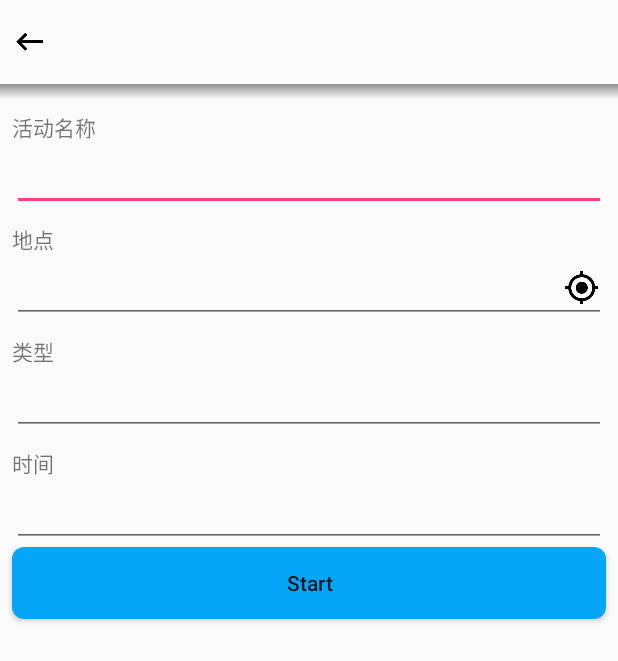
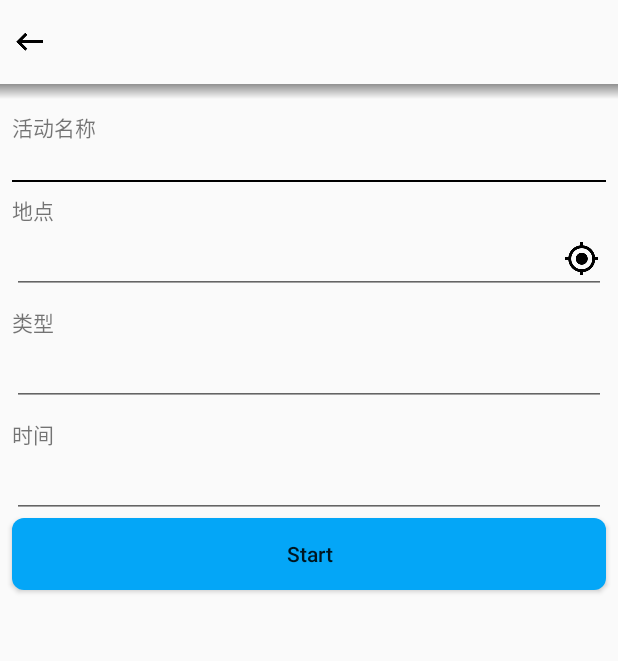
Before and after one commit to Binguner/CrazyTalk, an Android app: the PlusActivity screen opened directly, with no data from a screen before it, on a phone screen of 412 x 824 dp. Shown: the top 661 px of the screen. Run offline under Robolectric (Android 15) with nearby library versions, the light colour scheme and no system bars; our stand-ins replace ButterKnife; libraries missing offline, so code that uses them is left out: com.amap.api.

Commit message:
add some funcs

```diff
--- a/app/src/main/java/com/binguner/crazytalk/UI/PlusActivity.java
+++ b/app/src/main/java/com/binguner/crazytalk/UI/PlusActivity.java
@@ -6,6 +6,7 @@ import android.os.Bundle;
 import android.util.Log;
 import android.view.View;
 import android.widget.EditText;
+import android.widget.Toast;
 
 import com.binguner.crazytalk.Listener.MapClickListener;
 import com.binguner.crazytalk.R;
@@ -47,7 +48,6 @@ public class PlusActivity extends AppCompatActivity {
     }
 
     private void initViews() {
-
     }
 
 
--- /dev/null
+++ b/app/src/main/res/drawable/cursor_style.xml
@@ -0,0 +1,10 @@
+<?xml version="1.0" encoding="utf-8"?>
+<selector xmlns:android="http://schemas.android.com/apk/res/android">
+
+    <item>
+        <shape android:shape="rectangle">
+            <size android:width="1dp"/>
+            <solid android:color="@color/colorBlack"/>
+        </shape>
+    </item>
+</selector>
--- /dev/null
+++ b/app/src/main/res/drawable/edittext_bottom_line.xml
@@ -0,0 +1,10 @@
+<?xml version="1.0" encoding="utf-8"?>
+<selector xmlns:android="http://schemas.android.com/apk/res/android">
+    <item>
+        <shape android:shape="rectangle">
+            <solid android:color="@color/colorBlack"/>
+            <size android:width="1000dp" android:height="1dp"/>X
+        </shape>
+    </item>
+
+</selector>
--- a/app/src/main/res/layout/activity_plus.xml
+++ b/app/src/main/res/layout/activity_plus.xml
@@ -44,7 +44,9 @@
         app:layout_constraintTop_toBottomOf="@id/plus_aty_name_sam"
         app:layout_constraintStart_toStartOf="parent"
         app:layout_constraintEnd_toEndOf="parent"
-        style="@style/MyEditTextStyle"
+        android:textCursorDrawable="@drawable/cursor_style"
+        android:drawableBottom="@drawable/edittext_bottom_line"
+        android:background="@null"
         android:layout_marginStart="@dimen/dp_10"
         android:layout_marginEnd="@dimen/dp_10"
         android:layout_width="match_parent"
@@ -65,6 +67,7 @@
         android:layout_height="wrap_content"
         android:inputType="none"
         android:editable="false"
+        android:textCursorDrawable="@drawable/cursor_style"
         app:layout_constraintTop_toBottomOf="@id/plus_place_sam"
         app:layout_constraintStart_toStartOf="parent"
         app:layout_constraintEnd_toEndOf="parent"
@@ -98,6 +101,7 @@
         android:layout_width="match_parent"
         android:layout_height="wrap_content"
         app:layout_constraintTop_toBottomOf="@id/plus_type_sam"
+        android:textCursorDrawable="@drawable/cursor_style"
         app:layout_constraintStart_toStartOf="parent"
         app:layout_constraintEnd_toEndOf="parent"
         android:layout_marginStart="@dimen/dp_10"
@@ -121,7 +125,7 @@
         app:layout_constraintEnd_toEndOf="parent"
         android:layout_marginStart="@dimen/dp_10"
         android:layout_marginEnd="@dimen/dp_10"
-
+        android:textCursorDrawable="@drawable/cursor_style"
         android:layout_width="match_parent"
         android:layout_height="wrap_content" />
 
--- a/app/src/main/res/values/colors.xml
+++ b/app/src/main/res/values/colors.xml
@@ -1,6 +1,7 @@
 <?xml version="1.0" encoding="utf-8"?>
 <resources>
     <color name="colorTextBlack">#333333</color>
+    <color name="colorBlack">#000000</color>
     <color name="colorTextRed">#ff0000</color>
     <color name="colorTextGrey">#808080</color>
     <color name="colorBlue">#04a6f7</color>
```
